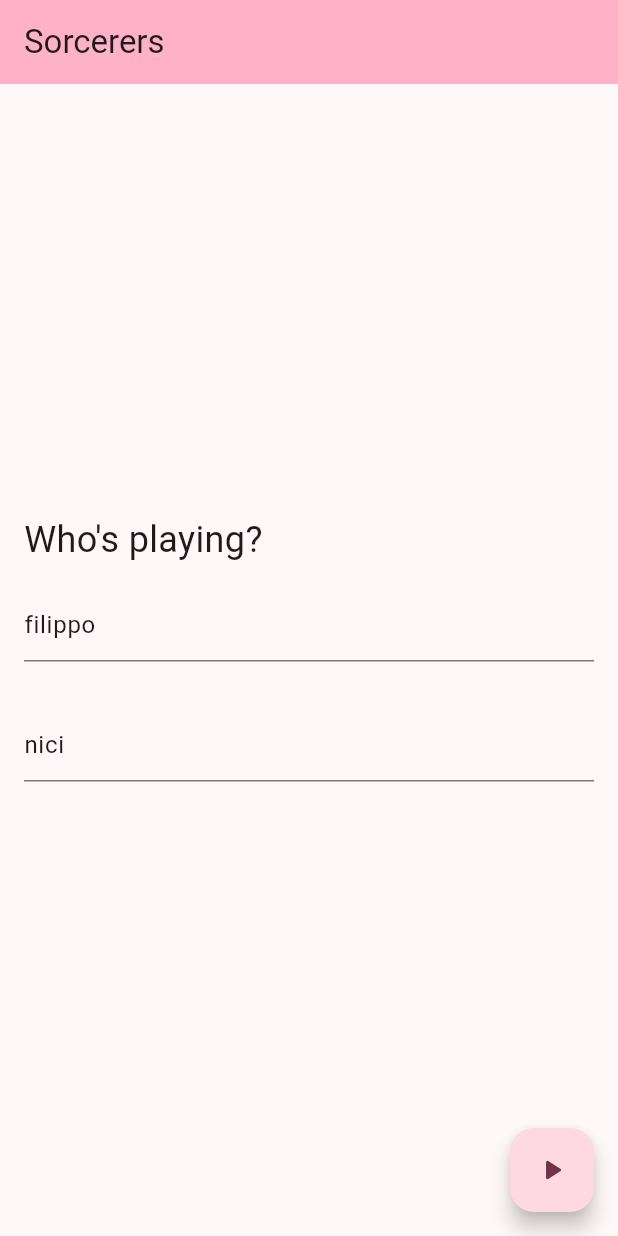
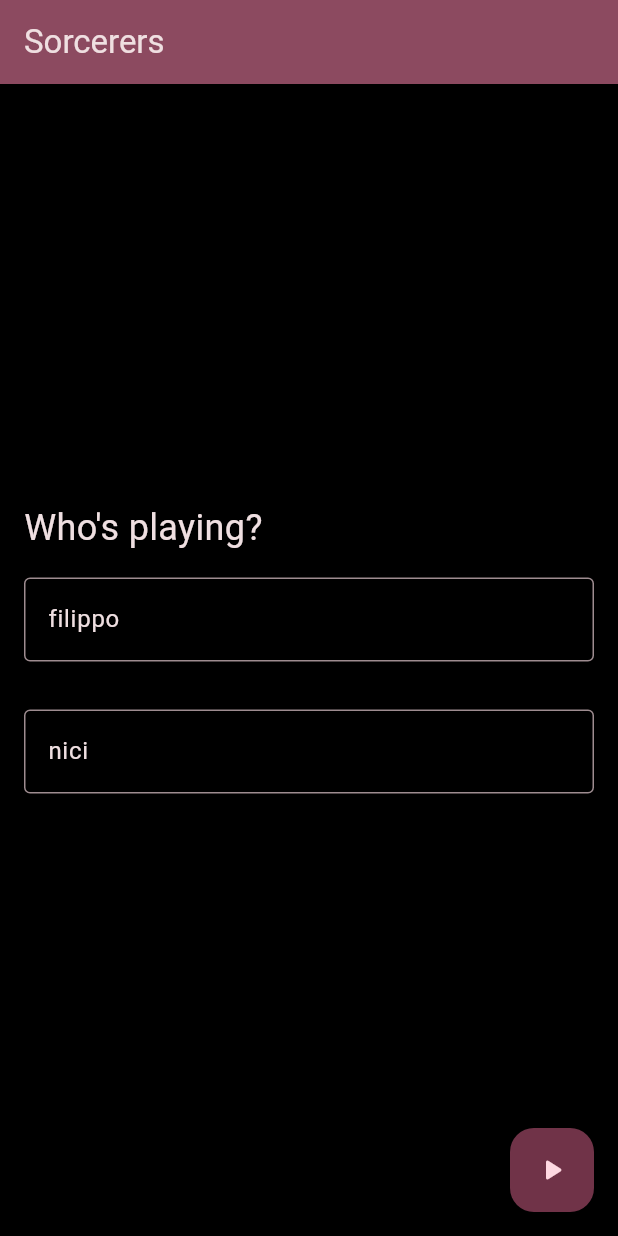
Before and after one commit to filippo-orru/sorcerers-app, a Flutter app: the screen it shows after launch, on a phone screen of 412 x 824 dp. Run offline on Flutter 3.47's test engine with Material 3 defaults, Android fonts, the phone set to English and light mode, and no system bars.

Commit message:
icon and name

```diff
--- a/lib/main.dart
+++ b/lib/main.dart
@@ -12,11 +12,15 @@
   @override
   Widget build(BuildContext context) {
     return MaterialApp(
-      title: 'Flutter Demo',
+      title: 'Sorcerers',
       debugShowCheckedModeBanner: false,
       theme: ThemeData(
-        colorScheme: ColorScheme.fromSeed(seedColor: Colors.black),
-        primarySwatch: Colors.blue,
+        colorScheme: ColorScheme.fromSeed(
+          seedColor: Colors.black,
+          brightness: Brightness.dark,
+          surface: Colors.black,
+          primary: Colors.white,
+        ),
         useMaterial3: true,
       ),
       home: const PlayerNamesPage(),
@@ -126,6 +130,7 @@
         onChanged: (value) => widget.onChanged(value),
         onSubmitted: null, // TODO
         decoration: const InputDecoration(
+          border: OutlineInputBorder(),
           hintText: "Player name",
         ),
       ),
```
Also changed, not shown: 23 other files.
